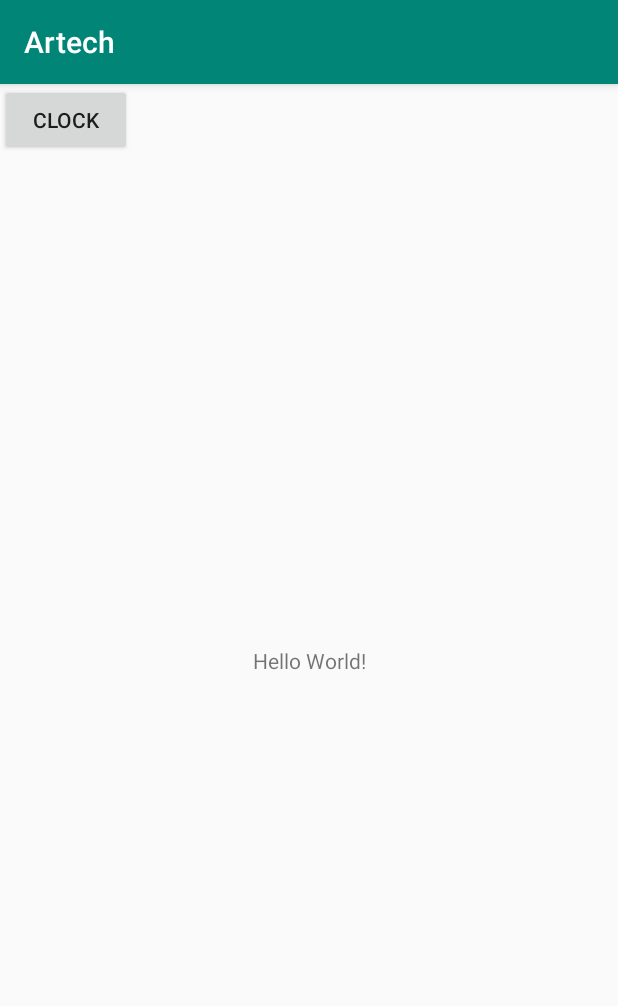
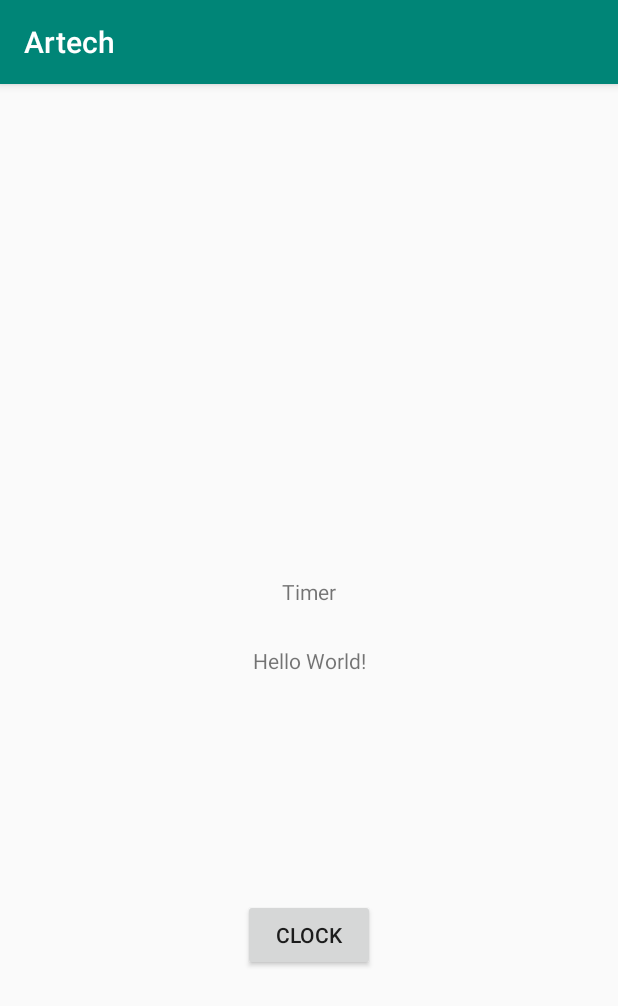
Before and after one commit to caja1694/Artech, an Android app: the screen it shows after launch (MainActivity), on a phone screen of 412 x 824 dp. Shown: the top 1006 px of the screen. Run offline under Robolectric (Android 15) with nearby library versions, the phone set to English and light mode, and no system bars; our stand-ins replace Firebase (no records; nobody signed in at launch, a user with empty details on screens opened directly).

Commit message:
Week1 models.

```diff
--- a/app/build.gradle
+++ b/app/build.gradle
@@ -21,6 +21,7 @@ android {
 
 dependencies {
     implementation fileTree(dir: 'libs', include: ['*.jar'])
+    implementation "com.android.support:support-compat:28.0.0"
     implementation 'androidx.appcompat:appcompat:1.0.0-beta01'
     implementation 'androidx.constraintlayout:constraintlayout:1.1.2'
     implementation 'com.google.firebase:firebase-database:19.1.0'
--- a/app/src/main/java/caja1694/students/ju/se/artech/MainActivity.java
+++ b/app/src/main/java/caja1694/students/ju/se/artech/MainActivity.java
@@ -1,26 +1,51 @@
 package caja1694.students.ju.se.artech;
 
+import androidx.annotation.NonNull;
 import androidx.appcompat.app.AppCompatActivity;
+import androidx.core.app.NotificationCompat;
+import androidx.core.app.NotificationManagerCompat;
+
+import android.app.Notification;
+import android.app.NotificationChannel;
+import android.app.NotificationManager;
+import android.content.Context;
+import android.os.Build;
 import android.os.Bundle;
+import android.os.CountDownTimer;
 import android.provider.ContactsContract;
 import android.view.View;
 import android.widget.Button;
 import android.widget.TextView;
 import android.widget.Toast;
 
+import com.google.firebase.database.DataSnapshot;
+import com.google.firebase.database.DatabaseError;
 import com.google.firebase.database.DatabaseReference;
 import com.google.firebase.database.FirebaseDatabase;
+import com.google.firebase.database.ValueEventListener;
+
+import java.io.Console;
+import java.time.LocalDate;
+import java.time.LocalDateTime;
+import java.time.LocalTime;
+
 
 public class MainActivity extends AppCompatActivity {
+    final static double BREAK_ROOM = 0.1;
+    final static double CONTROL_ROOM = 0.5;
+    final static double REACTOR_ROOM = 1.6;
 
     Boolean isClockedIn = false;
+    CountDownTimer mCountDownTimer;
+
+    private NotificationManagerCompat notificationManager;
+    private long mTimeLeftInMillis = timeLeft(30);
 
     @Override
     protected void onCreate(Bundle savedInstanceState) {
         super.onCreate(savedInstanceState);
         setContentView(R.layout.activity_main);
-
-
+        createNotificationChannel();
 
         final Button clockInButton = findViewById(R.id.clock_in_button);
         clockInButton.setOnClickListener(new View.OnClickListener() {
@@ -33,16 +58,113 @@ public class MainActivity extends AppCompatActivity {
     }
     void addClockInTime(){
         TextView textView = findViewById(R.id.status);
+        DatabaseReference myref = FirebaseDatabase.getInstance().getReference();
+
+        String currentTime = LocalTime.now().toString();
+        String currentDate = LocalDate.now().toString();
+
         if (!isClockedIn) {
             textView.setText("Clocked in");
+            myref.child(currentDate).child("Clocked in").push().setValue(currentTime);
             isClockedIn = true;
+            startTimer();
         }
         else {
             textView.setText("Clocked Out");
+            myref.child(currentDate).child("Clocked out").push().setValue(currentTime);
             isClockedIn = false;
+            stopTimer();
         }
 
-        //DatabaseReference myref = FirebaseDatabase.getInstance().getReference();
+    }
+
+    void startTimer(){
+        mCountDownTimer = new CountDownTimer(mTimeLeftInMillis, 1000) {
+            @Override
+            public void onTick(long millisUntilFinished) {
+                mTimeLeftInMillis = millisUntilFinished;
+                updateTimer();
+                System.out.println("Counting down");
+            }
+            @Override
+            public void onFinish() {
+                sendWarning();
+            }
+        }.start();
 
     }
+
+    void stopTimer(){
+        System.out.println("In stop timer");
+        mCountDownTimer.cancel();
+        mTimeLeftInMillis = timeLeft(30);
+    }
+
+    long timeLeft(double R){
+
+        Radiation radiationLevels = new Radiation(30, REACTOR_ROOM, 1);
+        double exposurePerSecond = radiationLevels.getUnitExposurePerSecond();
+        double exposurePerMiliSecond = exposurePerSecond/1000;
+        double timeLeft = 500000/exposurePerMiliSecond;
+
+        System.out.println(timeLeft/(1000*60*60));
+
+        return (long) timeLeft;
+    }
+
+
+
+    void updateTimer(){
+        TextView countdownText = findViewById(R.id.countdownTimer);
+        int hours = (int) mTimeLeftInMillis / (60000 * 60);
+        int minutes = (int) (mTimeLeftInMillis / 60000) % 60;
+        int seconds = (int) mTimeLeftInMillis % 60000 / 1000;
+
+        String timeText;
+
+        timeText = "" + hours;
+
+        if(minutes < 10){
+            timeText += ":0" + minutes;
+        }
+        else{
+            timeText += ":" + minutes;
+        }
+
+        if(seconds < 10){
+            timeText += ":0" + seconds;
+        }
+        else{
+            timeText += ":" + seconds;
+        }
+        countdownText.setText(timeText);
+    }
+    void sendWarning(){
+
+        String title = "WARNING";
+        String body = "You have reached the radiation limit for today. Time to check out.";
+
+        notificationManager = NotificationManagerCompat.from(this);
+
+        Notification notification = new NotificationCompat.Builder(this, "Channel1")
+                .setSmallIcon(R.drawable.ic_launcher_foreground)
+                .setContentTitle(title)
+                .setContentText(body)
+                .setPriority(NotificationCompat.PRIORITY_HIGH)
+                .setCategory(NotificationCompat.CATEGORY_ALARM)
+                .build();
+        notificationManager.notify(1, notification);
+    }
+
+    private void createNotificationChannel() {
+        if (Build.VERSION.SDK_INT >= Build.VERSION_CODES.O) {
+            CharSequence name = "Channel1";
+            String description = "Warning";
+            int importance = NotificationManager.IMPORTANCE_HIGH;
+            NotificationChannel channel = new NotificationChannel("Channel1", name, importance);
+            channel.setDescription(description);
+            NotificationManager notificationManager = getSystemService(NotificationManager.class);
+            notificationManager.createNotificationChannel(channel);
+        }
+    }
 }
--- /dev/null
+++ b/app/src/main/java/caja1694/students/ju/se/artech/Radiation.java
@@ -0,0 +1,42 @@
+package caja1694.students.ju.se.artech;
+
+public class Radiation {
+    private double R;
+    private double rc;
+    private double pc;
+
+
+    public Radiation(double R, double rc, double pc){
+        this.R = R;
+        this.rc = rc;
+        this.pc = pc;
+    }
+
+    public double getR() {
+        return R;
+    }
+
+    public void setR(double r) {
+        this.R = r;
+    }
+
+    public double getPc() {
+        return pc;
+    }
+
+    public void setPc(double pc) {
+        this.pc = pc;
+    }
+
+    public double getRc() {
+        return rc;
+    }
+
+    public void setRc(double rc) {
+        this.rc = rc;
+    }
+    public double getUnitExposurePerSecond(){
+        double E = (this.R*this.rc)/this.pc;
+        return E;
+    }
+}
--- a/app/src/main/res/layout/activity_main.xml
+++ b/app/src/main/res/layout/activity_main.xml
@@ -15,11 +15,34 @@
         app:layout_constraintLeft_toLeftOf="parent"
         app:layout_constraintRight_toRightOf="parent"
         app:layout_constraintTop_toTopOf="parent" />
+
+    <TextView
+        android:id="@+id/countdownTimer"
+        android:layout_width="wrap_content"
+        android:layout_height="wrap_content"
+        android:layout_marginStart="187dp"
+        android:layout_marginTop="319dp"
+        android:layout_marginEnd="187dp"
+        android:layout_marginBottom="18dp"
+        android:text="Timer"
+        app:layout_constraintBottom_toTopOf="@+id/status"
+        app:layout_constraintEnd_toEndOf="parent"
+        app:layout_constraintStart_toStartOf="parent"
+        app:layout_constraintTop_toTopOf="parent" />
+
     <Button
         android:id="@+id/clock_in_button"
+        android:layout_width="wrap_content"
         android:layout_height="wrap_content"
-        android:layout_width="wrap_content"
-        android:text="@string/clock" />
+        android:layout_marginStart="161dp"
+        android:layout_marginTop="140dp"
+        android:layout_marginEnd="162dp"
+        android:layout_marginBottom="168dp"
+        android:text="@string/clock"
+        app:layout_constraintBottom_toBottomOf="parent"
+        app:layout_constraintEnd_toEndOf="parent"
+        app:layout_constraintStart_toStartOf="parent"
+        app:layout_constraintTop_toBottomOf="@+id/status" />
 
 
 </androidx.constraintlayout.widget.ConstraintLayout>
```
